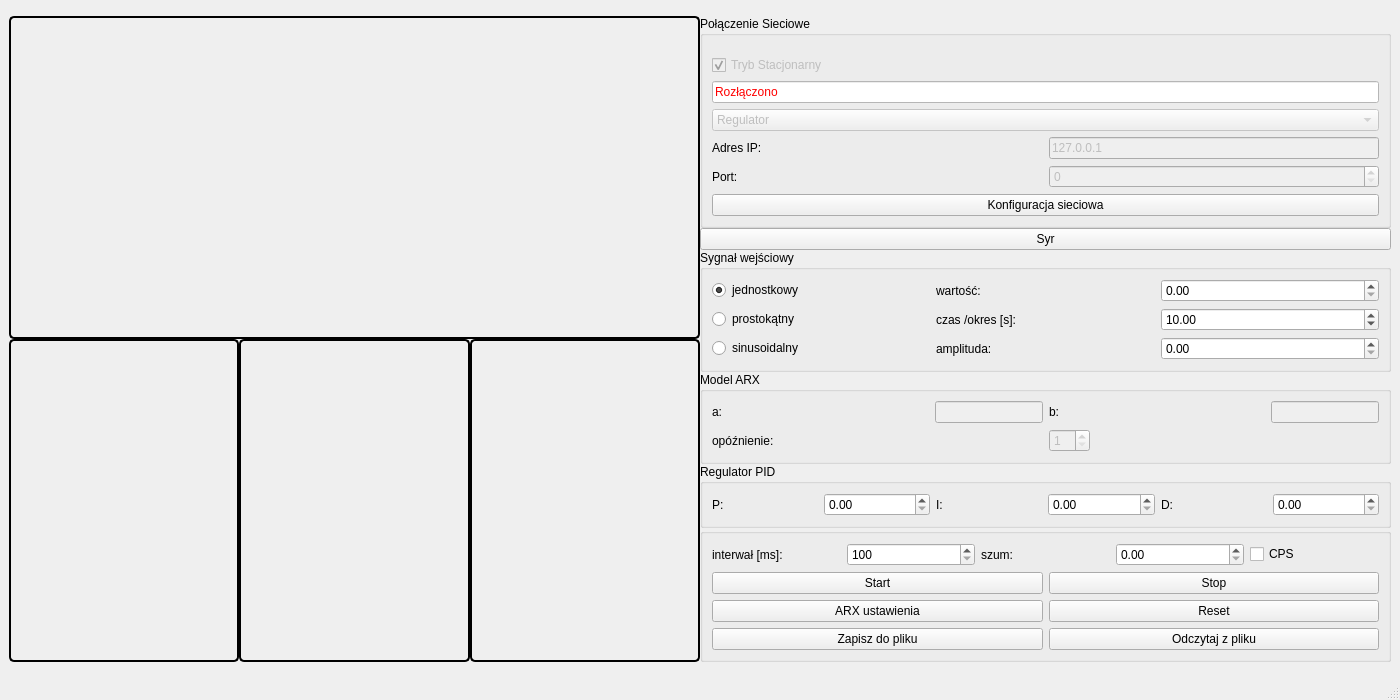
This is mainwindow.ui in PatKowal/SK-SymulatorUAR as Qt 5 draws it before an edit. The edited form follows.
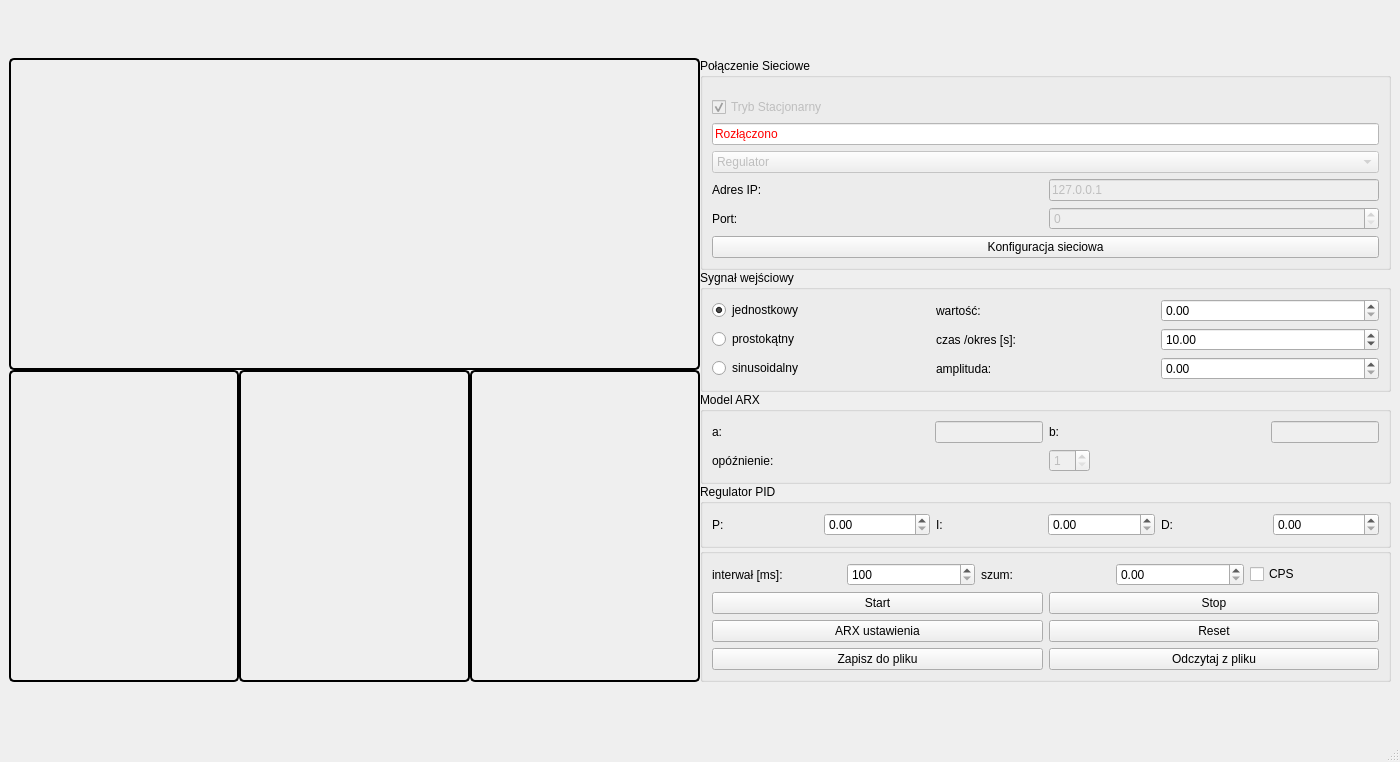
This is the edited form.

Patch:
```diff
--- a/mainwindow.ui
+++ b/mainwindow.ui
@@ -5,6 +5,14 @@
   <property name="enabled">
    <bool>true</bool>
   </property>
+  <property name="geometry">
+   <rect>
+    <x>0</x>
+    <y>0</y>
+    <width>1400</width>
+    <height>762</height>
+   </rect>
+  </property>
   <property name="sizePolicy">
    <sizepolicy hsizetype="Maximum" vsizetype="Maximum">
     <horstretch>0</horstretch>
@@ -273,13 +281,6 @@
           </layout>
          </widget>
         </item>
-        <item>
-         <widget class="QPushButton" name="testD">
-          <property name="text">
-           <string>Syr</string>
-          </property>
-         </widget>
-        </item>
         <item>
          <widget class="QGroupBox" name="groupBoxSignal">
           <property name="sizePolicy">
```
Left out of the diff: 2 changed lines with no effect on the pictures.
